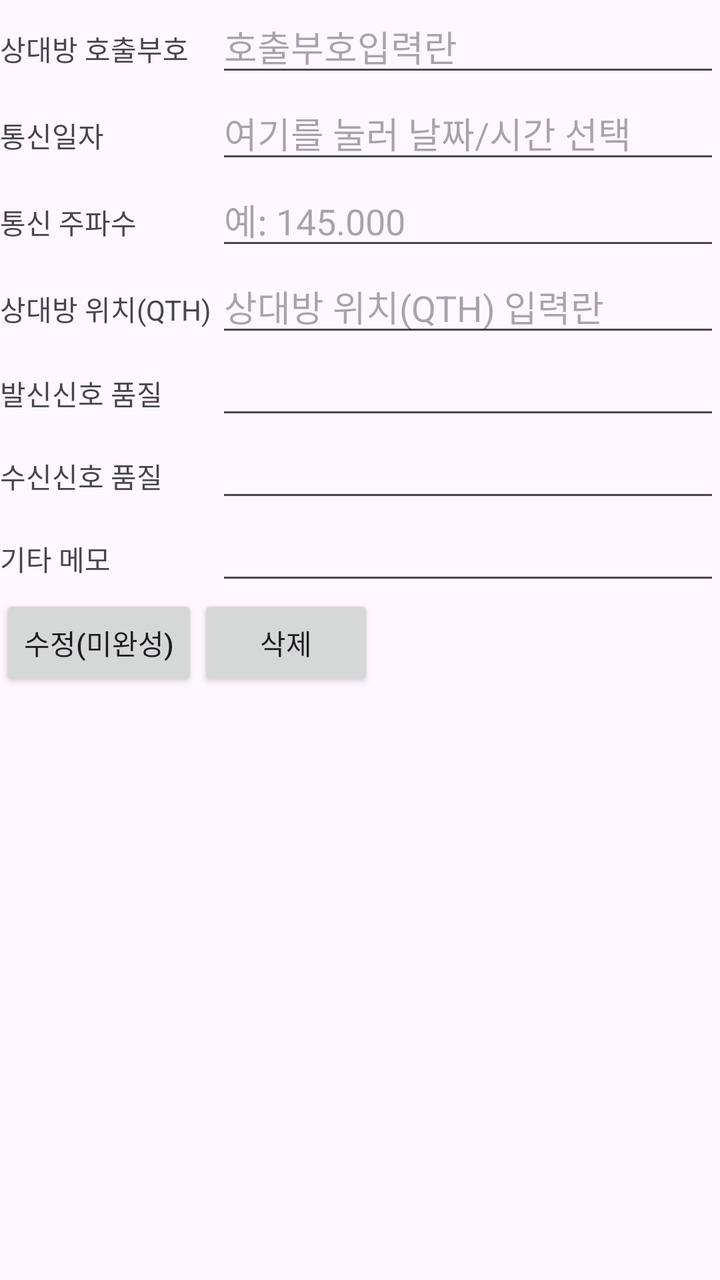
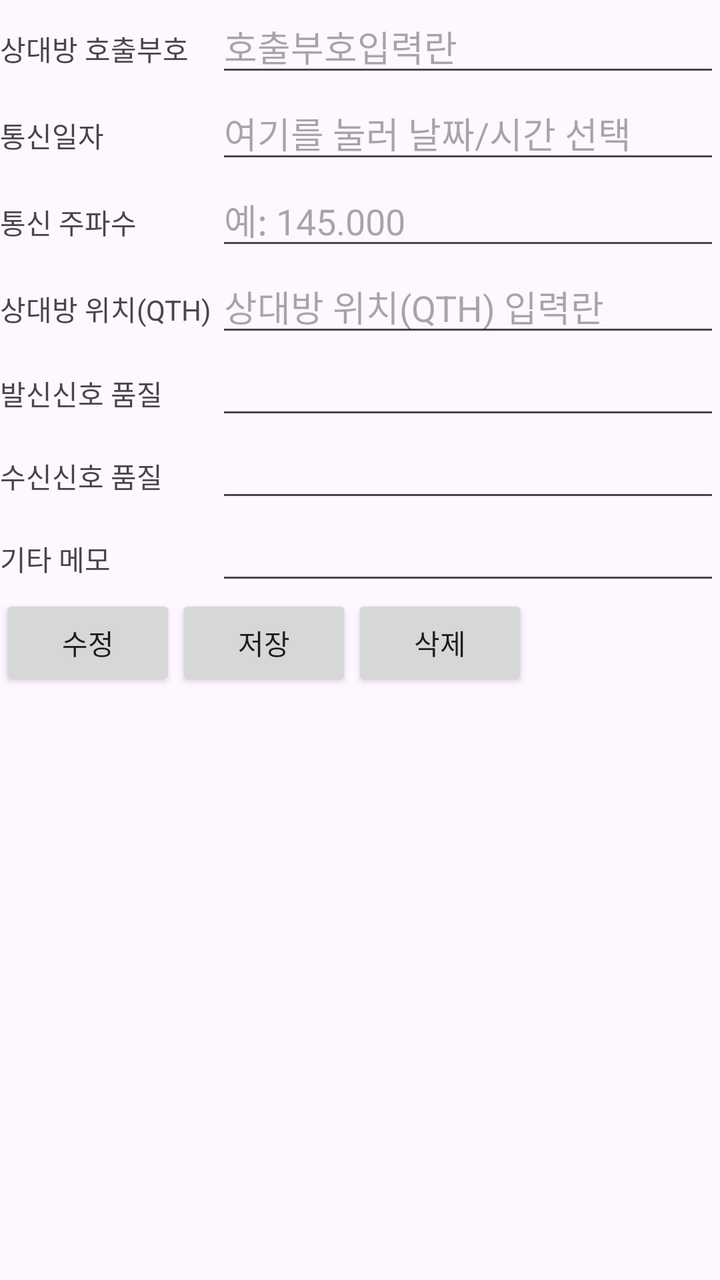

An Android layout rendered at two revisions. The XML below is the earlier revision; the diff shows what the commit changed to produce the second picture.
<!-- AndroidManifest.xml: application theme Theme.HamApp -->
<!-- res/layout/detail_view_contact_log.xml -->
<?xml version="1.0" encoding="utf-8"?>
<androidx.constraintlayout.widget.ConstraintLayout xmlns:android="http://schemas.android.com/apk/res/android"
    android:layout_width="match_parent"
    android:layout_height="match_parent">



    <LinearLayout
        android:orientation="vertical"
        android:layout_width="match_parent"
        android:layout_height="match_parent">
        
        <LinearLayout
            android:orientation="horizontal"
            android:layout_width="match_parent"
            android:layout_height="wrap_content">
            <TextView
                android:text="상대방 호출부호"
                android:layout_width="0dp"
                android:layout_height="wrap_content"
                android:layout_weight="3"/>

            <EditText
                android:id="@+id/etCallSign"
                android:layout_width="0dp"
                android:layout_height="wrap_content"
                android:inputType="text"
                android:text=""
                android:ems="10"
                android:maxLength="6"
                android:layout_weight="7"
                android:hint="호출부호입력란"
                />
        </LinearLayout>
        
        <LinearLayout
            android:orientation="horizontal"
            android:layout_width="match_parent"
            android:layout_height="wrap_content">
            <TextView
                android:text="통신일자"
                android:layout_width="0dp"
                android:layout_height="wrap_content"
                android:layout_weight="3"/>

            <EditText
                android:id="@+id/etDate"
                android:layout_width="0dp"
                android:layout_height="wrap_content"
                android:layout_weight="7"
                android:hint="여기를 눌러 날짜/시간 선택"
                android:inputType="none"
                android:focusable="false"
                android:clickable="true"
                android:ems="10" />
        </LinearLayout>
        
        <LinearLayout
            android:orientation="horizontal"
            android:layout_width="match_parent"
            android:layout_height="wrap_content">
            <TextView
                android:text="통신 주파수"
                android:layout_width="0dp"
                android:layout_height="wrap_content"
                android:layout_weight="3"/>

            <EditText
                android:id="@+id/etFrequency"
                android:layout_width="0dp"
                android:layout_height="wrap_content"
                android:inputType="numberDecimal"
                android:digits="0123456789."
                android:text=""
                android:ems="10"
                android:maxLength="8"
                android:layout_weight="7"
                android:hint="예: 145.000"
                />
        </LinearLayout>
        
        <LinearLayout
            android:orientation="horizontal"
            android:layout_width="match_parent"
            android:layout_height="wrap_content">
            <TextView
                android:text="상대방 위치(QTH)"
                android:layout_width="0dp"
                android:layout_height="wrap_content"
                android:layout_weight="3"/>

            <EditText
                android:id="@+id/etQTH"
                android:layout_width="0dp"
                android:layout_height="wrap_content"
                android:inputType="text"
                android:text=""
                android:ems="10"
                android:maxLength="15"
                android:layout_weight="7"
                android:hint="상대방 위치(QTH) 입력란"
                />
        </LinearLayout>
        
        <LinearLayout
            android:orientation="horizontal"
            android:layout_width="match_parent"
            android:layout_height="wrap_content">
            <TextView
                android:text="발신신호 품질"
                android:layout_width="0dp"
                android:layout_height="wrap_content"
                android:layout_weight="3"/>

            <EditText
                android:id="@+id/etRstSent"
                android:layout_width="0dp"
                android:layout_height="wrap_content"
                android:inputType="number"
                android:text=""
                android:ems="10"
                android:maxLength="2"
                android:layout_weight="7"
                android:hint=""
                />
        </LinearLayout>
        
        <LinearLayout
            android:orientation="horizontal"
            android:layout_width="match_parent"
            android:layout_height="wrap_content">
            <TextView
                android:text="수신신호 품질"
                android:layout_width="0dp"
                android:layout_height="wrap_content"
                android:layout_weight="3"/>

            <EditText
                android:id="@+id/etrstRcvd"
                android:layout_width="0dp"
                android:layout_height="wrap_content"
                android:inputType="number"
                android:text=""
                android:ems="10"
                android:maxLength="2"
                android:layout_weight="7"
                android:hint=""
                />
        </LinearLayout>
        
        <LinearLayout
            android:orientation="horizontal"
            android:layout_width="match_parent"
            android:layout_height="wrap_content">
            <TextView
                android:text="기타 메모"
                android:layout_width="0dp"
                android:layout_height="wrap_content"
                android:layout_weight="3"/>

            <EditText
                android:id="@+id/etMemo"
                android:layout_width="0dp"
                android:layout_height="wrap_content"
                android:inputType="text"
                android:text=""
                android:ems="10"
                android:maxLength="140"
                android:layout_weight="7"
                android:hint=""
                />
        </LinearLayout>

        <LinearLayout
            android:orientation="horizontal"
            android:layout_width="match_parent"
            android:layout_height="wrap_content">
            <Button
                android:id="@+id/btnEdit"
                android:text="수정(미완성)"
                android:layout_width="wrap_content"
                android:layout_height="wrap_content" />
            <Button
                android:id="@+id/btnDelete"
                android:text="삭제"
                android:layout_width="wrap_content"
                android:layout_height="wrap_content" />

        </LinearLayout>
        
        <TextView
            android:id="@+id/tvID"
            android:layout_width="wrap_content"
            android:layout_height="wrap_content"
            android:text="IDinit"
            android:visibility="gone"
            android:inputType="number"/>


    </LinearLayout>



</androidx.constraintlayout.widget.ConstraintLayout>
<!-- resources referenced by this layout -->
<resources>
  <style name="Theme.HamApp" parent="Base.Theme.HamApp" />
  <style name="Base.Theme.HamApp" parent="Theme.Material3.DayNight.NoActionBar">
          
          
      </style>
</resources>

<!-- the commit's change to res/layout/detail_view_contact_log.xml (unified diff, before → after) -->
@@ -177,7 +177,12 @@
             android:layout_height="wrap_content">
             <Button
                 android:id="@+id/btnEdit"
-                android:text="수정(미완성)"
+                android:text="수정"
+                android:layout_width="wrap_content"
+                android:layout_height="wrap_content" />
+            <Button
+                android:id="@+id/btnSave"
+                android:text="저장"
                 android:layout_width="wrap_content"
                 android:layout_height="wrap_content" />
             <Button
